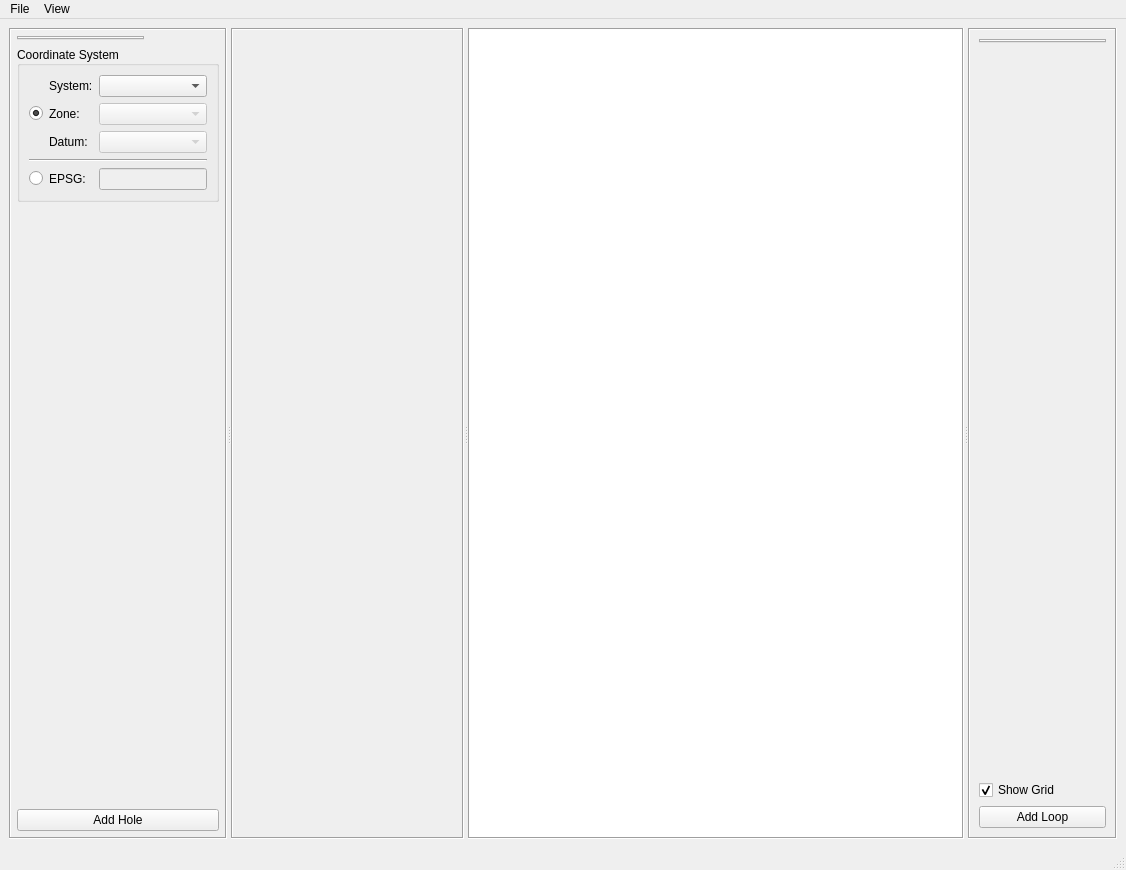
Eric-Meunier/Processor-Suite, file src/qt_ui/loop_planner2.ui: the form before one commit.
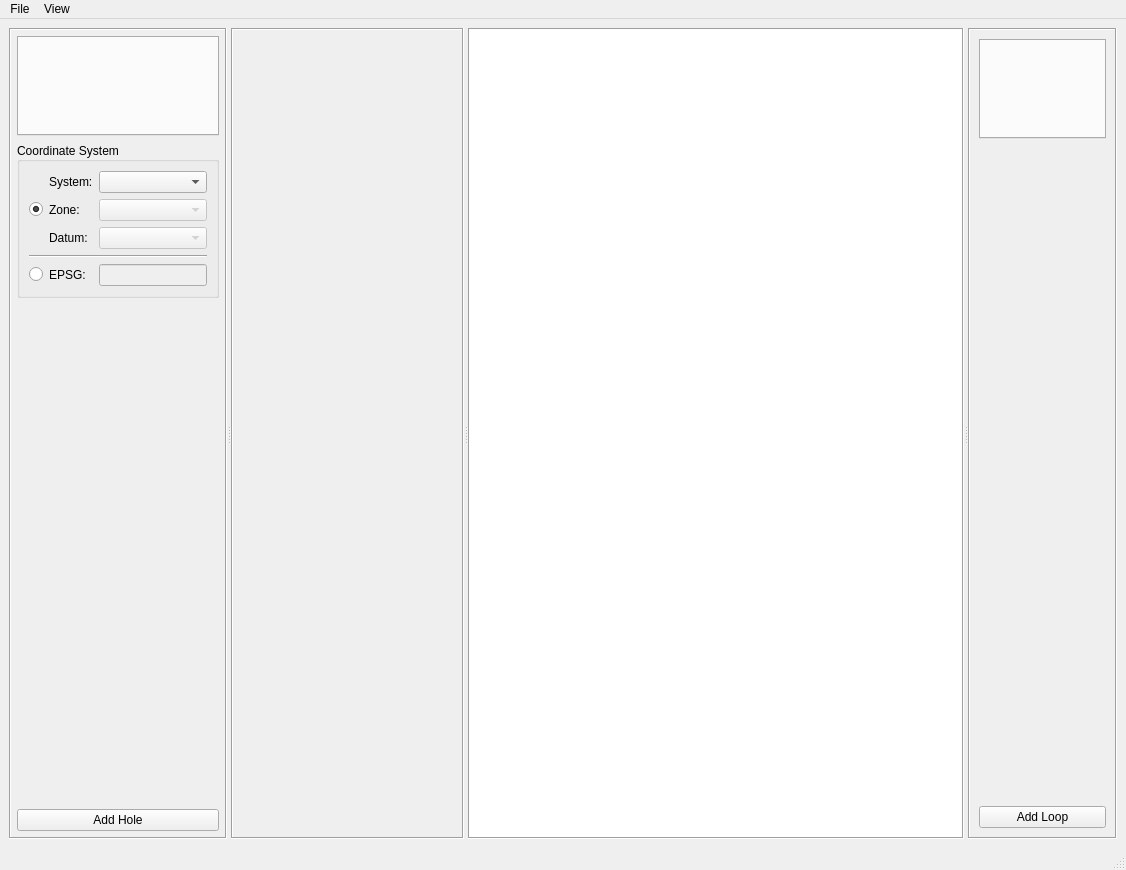
The form after the commit. Icons and pictures are not drawn. Custom widgets are drawn as their Qt base class.

Commit message: Added DAD file support to LoopPlanner2.

```diff
--- a/src/qt_ui/loop_planner2.ui
+++ b/src/qt_ui/loop_planner2.ui
@@ -52,11 +52,17 @@
         <item>
          <widget class="QTabWidget" name="hole_tab_widget">
           <property name="sizePolicy">
-           <sizepolicy hsizetype="Maximum" vsizetype="Preferred">
+           <sizepolicy hsizetype="Preferred" vsizetype="Preferred">
             <horstretch>0</horstretch>
             <verstretch>0</verstretch>
            </sizepolicy>
           </property>
+          <property name="minimumSize">
+           <size>
+            <width>0</width>
+            <height>100</height>
+           </size>
+          </property>
           <property name="currentIndex">
            <number>-1</number>
           </property>
@@ -82,6 +88,12 @@
           <property name="alignment">
            <set>Qt::AlignLeading|Qt::AlignLeft|Qt::AlignVCenter</set>
           </property>
+          <property name="flat">
+           <bool>false</bool>
+          </property>
+          <property name="checkable">
+           <bool>false</bool>
+          </property>
           <layout class="QGridLayout" name="gridLayout_4">
            <item row="0" column="2">
             <widget class="QComboBox" name="gps_system_cbox">
@@ -295,11 +307,17 @@
         <item>
          <widget class="QTabWidget" name="loop_tab_widget">
           <property name="sizePolicy">
-           <sizepolicy hsizetype="Maximum" vsizetype="Preferred">
+           <sizepolicy hsizetype="Preferred" vsizetype="Preferred">
             <horstretch>0</horstretch>
             <verstretch>0</verstretch>
            </sizepolicy>
           </property>
+          <property name="minimumSize">
+           <size>
+            <width>0</width>
+            <height>100</height>
+           </size>
+          </property>
           <property name="maximumSize">
            <size>
             <width>16777215</width>
@@ -321,16 +339,6 @@
           </property>
          </spacer>
         </item>
-        <item>
-         <widget class="QCheckBox" name="show_grid_cbox">
-          <property name="text">
-           <string>Show Grid</string>
-          </property>
-          <property name="checked">
-           <bool>true</bool>
-          </property>
-         </widget>
-        </item>
         <item>
          <widget class="QPushButton" name="add_loop_btn">
           <property name="sizePolicy">
```
Left out of the diff: 54 changed lines with no effect on the pictures. The commit also changes 7 other files.
